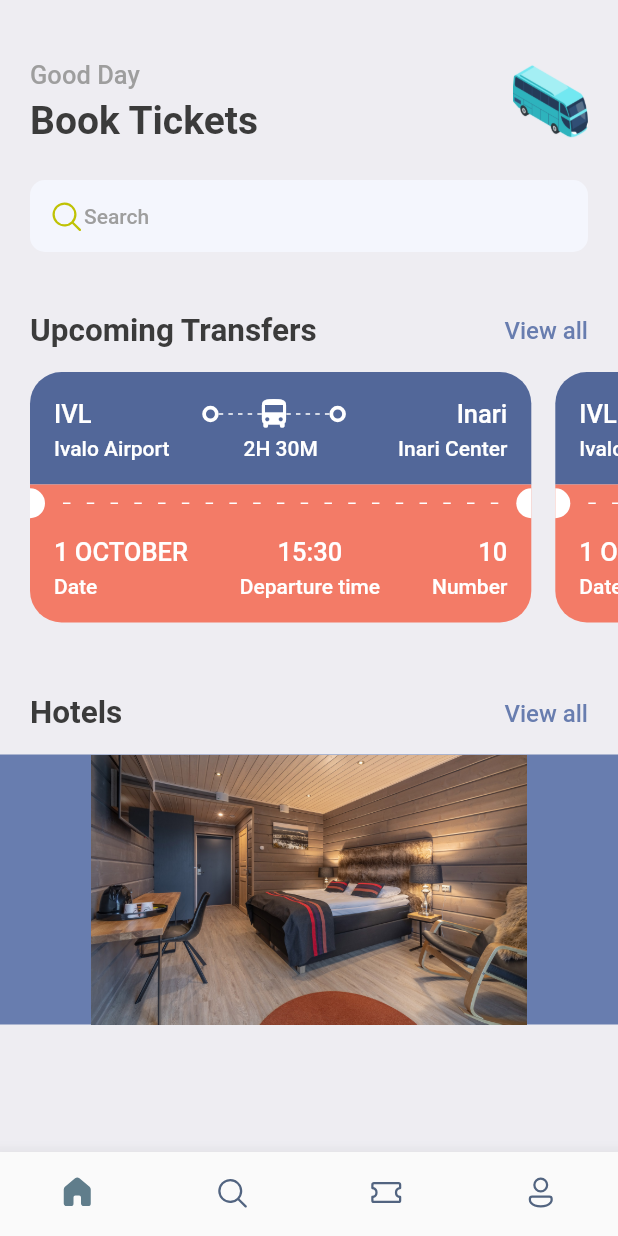
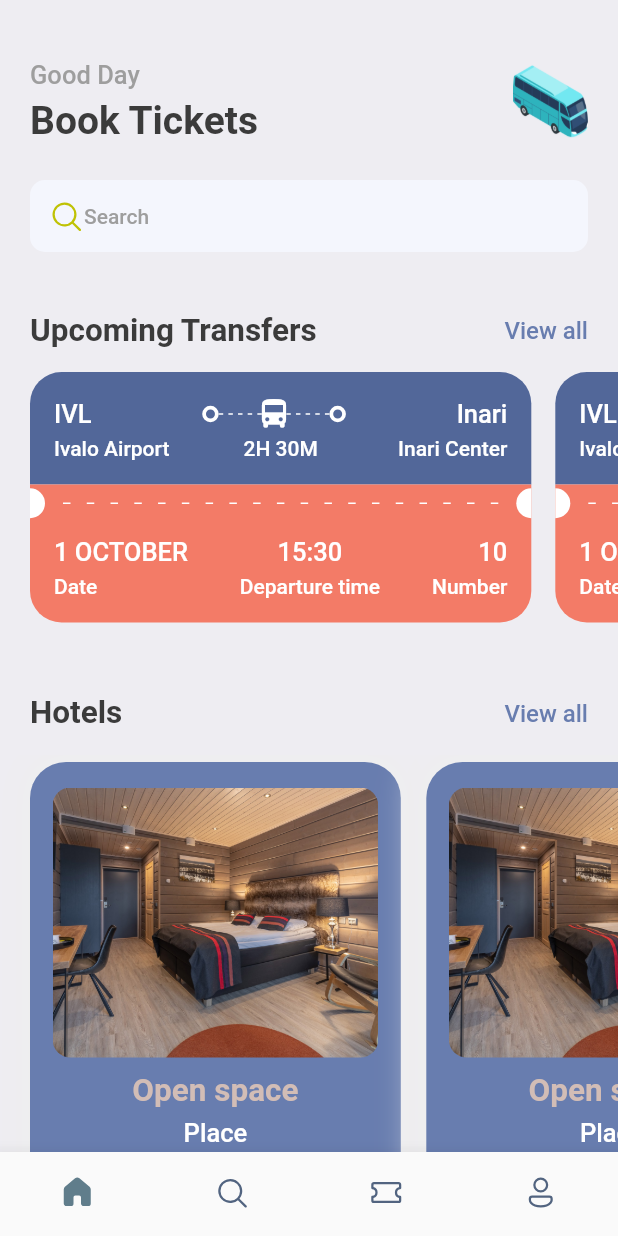
Before and after one commit to atorgaso/flutter_busapp, a Flutter app: the screen it shows after launch, on a phone screen of 412 x 824 dp. Run offline on Flutter 3.47's test engine with Material 2 defaults, Android fonts, the light colour scheme and no system bars; our stand-ins replace fluentui_icons, gap.

Commit message:
home hotels

```diff
--- a/lib/screens/home_screen.dart
+++ b/lib/screens/home_screen.dart
@@ -134,7 +134,17 @@ class HomeScreen extends StatelessWidget {
             ),
           ),
           const Gap(15),
-          HotelScreen(),
+          SingleChildScrollView(
+            scrollDirection: Axis.horizontal,
+            padding: const EdgeInsets.only(left: 20),
+            child: Row(children: [
+              HotelScreen(),
+              HotelScreen(),
+              HotelScreen(),
+              HotelScreen(),
+            ],
+          ),
+        ),
         ],
       ),
     );
--- a/lib/screens/hotels_screen.dart
+++ b/lib/screens/hotels_screen.dart
@@ -1,6 +1,8 @@
 import 'package:flutter/cupertino.dart';
+import 'package:flutter/material.dart';
 import 'package:flutter_busapp/utils/app_layout.dart';
 import 'package:flutter_busapp/utils/app_styles.dart';
+import 'package:gap/gap.dart';
 
 class HotelScreen extends StatelessWidget {
   const HotelScreen({super.key});
@@ -12,15 +14,45 @@ class HotelScreen extends StatelessWidget {
     return Container(
       width: size.width * 0.6,
       height: 350,
+      padding: const EdgeInsets.symmetric(horizontal: 15, vertical: 17),
+      margin: const EdgeInsets.only(right: 17, top: 5),
+      decoration: BoxDecoration(
+        color: Styles.primaryColor,
+        borderRadius: BorderRadius.circular(24),
+        boxShadow: [
+          BoxShadow(
+            color: Colors.grey.shade200,
+            blurRadius: 20,
+            spreadRadius: 5,
+          )
+        ]
+      ),
       child: Column(
         children: [
           Container(
             height: 180,
             decoration: BoxDecoration(
-                color: Styles.primaryColor,
-                image: const DecorationImage(
-                    image: AssetImage("assets/images/one.jpg"))),
-          )
+              borderRadius: BorderRadius.circular(12),
+              color: Styles.primaryColor,
+              image: const DecorationImage(
+                fit: BoxFit.cover,
+                image: AssetImage("assets/images/one.jpg"))),
+          ),
+          const Gap(10),
+          Text(
+            "Open space",
+            style: Styles.headLineStyle2.copyWith(color: Styles.kakiColor),
+          ),
+          const Gap(5),
+          Text(
+            "Place",
+            style: Styles.headLineStyle3.copyWith(color: Colors.white),
+          ),
+          const Gap(5),
+          Text(
+            "40",
+            style: Styles.headLineStyle.copyWith(color: Colors.white),
+          ),
         ],
       ),
     );
--- a/lib/utils/app_styles.dart
+++ b/lib/utils/app_styles.dart
@@ -8,6 +8,7 @@ class Styles {
   static Color bgColor = const Color(0xFFeeedf2);
   static Color blueColor = const Color(0xFF526799);
   static Color orangeColor = const Color(0xFFF37B67);
+  static Color kakiColor = const Color(0xFFd2bdb6);
   static TextStyle textStyle =
       TextStyle(fontSize: 16, color: textColor, fontWeight: FontWeight.w500);
   static TextStyle headLineStyle =
```
